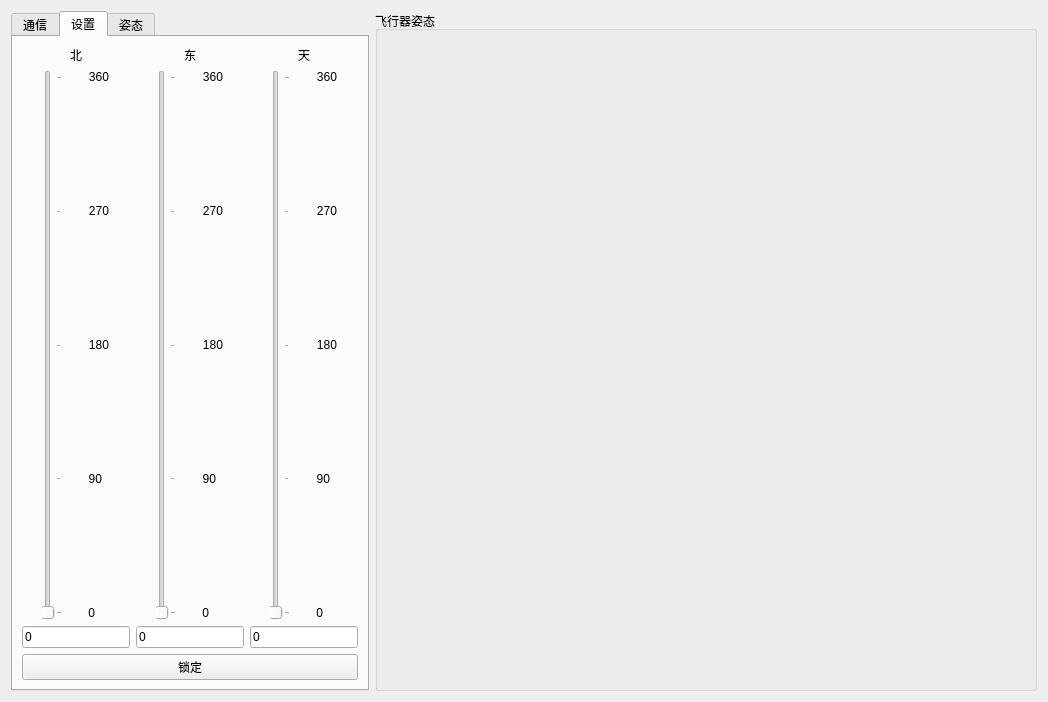
Before: the Qt Designer form pc/fc_window.ui in wwkkww1983/flyer, drawn with Qt 5.
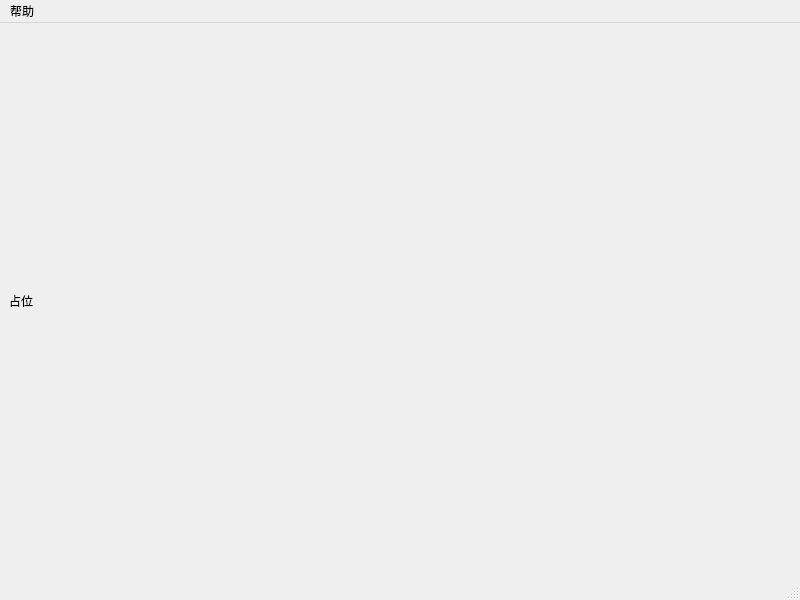
After: the same form once the commit is applied. The open tabs and pages were chosen to show the change.

Patch:
```diff
--- a/pc/fc_window.ui
+++ b/pc/fc_window.ui
@@ -1,1089 +1,46 @@
 <?xml version="1.0" encoding="UTF-8"?>
 <ui version="4.0">
- <class>Form</class>
- <widget class="QWidget" name="Form">
+ <class>mainWindow</class>
+ <widget class="QMainWindow" name="mainWindow">
   <property name="geometry">
    <rect>
     <x>0</x>
     <y>0</y>
-    <width>1048</width>
-    <height>702</height>
+    <width>800</width>
+    <height>600</height>
    </rect>
   </property>
   <property name="windowTitle">
    <string>Form</string>
   </property>
-  <layout class="QHBoxLayout" name="horizontalLayout_20">
-   <item>
-    <widget class="QTabWidget" name="tabWidget">
-     <property name="sizePolicy">
-      <sizepolicy hsizetype="Preferred" vsizetype="Expanding">
-       <horstretch>0</horstretch>
-       <verstretch>0</verstretch>
-      </sizepolicy>
-     </property>
-     <property name="minimumSize">
-      <size>
-       <width>200</width>
-       <height>0</height>
-      </size>
-     </property>
-     <property name="currentIndex">
-      <number>1</number>
-     </property>
-     <widget class="QWidget" name="comTab">
-      <attribute name="title">
-       <string>通信</string>
-      </attribute>
-      <layout class="QVBoxLayout" name="verticalLayout_8">
-       <item>
-        <layout class="QHBoxLayout" name="horizontalLayout_13">
-         <item>
-          <widget class="QLabel" name="label">
-           <property name="text">
-            <string>类型</string>
-           </property>
-          </widget>
-         </item>
-         <item>
-          <widget class="QComboBox" name="typeComboBox">
-           <property name="sizePolicy">
-            <sizepolicy hsizetype="Expanding" vsizetype="Fixed">
-             <horstretch>0</horstretch>
-             <verstretch>0</verstretch>
-            </sizepolicy>
-           </property>
-          </widget>
-         </item>
-        </layout>
-       </item>
-       <item>
-        <widget class="QGroupBox" name="paraGroupBox">
-         <property name="sizePolicy">
-          <sizepolicy hsizetype="Preferred" vsizetype="Preferred">
-           <horstretch>0</horstretch>
-           <verstretch>0</verstretch>
-          </sizepolicy>
-         </property>
-         <property name="title">
-          <string>模拟参数</string>
-         </property>
-         <layout class="QHBoxLayout" name="horizontalLayout">
-          <item>
-           <widget class="QLabel" name="label_9">
-            <property name="text">
-             <string>间隔</string>
-            </property>
-           </widget>
-          </item>
-          <item>
-           <widget class="QLineEdit" name="simIntervalLineEdit">
-            <property name="text">
-             <string>1000</string>
-            </property>
-            <property name="alignment">
-             <set>Qt::AlignRight|Qt::AlignTrailing|Qt::AlignVCenter</set>
-            </property>
-           </widget>
-          </item>
-          <item>
-           <widget class="QLabel" name="label_10">
-            <property name="text">
-             <string>ms</string>
-            </property>
-           </widget>
-          </item>
-         </layout>
-        </widget>
-       </item>
-       <item>
-        <widget class="QGroupBox" name="paraGroupBox_2">
-         <property name="sizePolicy">
-          <sizepolicy hsizetype="Preferred" vsizetype="Expanding">
-           <horstretch>0</horstretch>
-           <verstretch>0</verstretch>
-          </sizepolicy>
-         </property>
-         <property name="title">
-          <string>串口参数</string>
-         </property>
-         <layout class="QVBoxLayout" name="verticalLayout">
-          <item>
-           <layout class="QHBoxLayout" name="horizontalLayout_2">
-            <item>
-             <widget class="QLabel" name="label_11">
-              <property name="text">
-               <string>串口号</string>
-              </property>
-             </widget>
-            </item>
-            <item>
-             <widget class="QComboBox" name="comPortComboBox">
-              <property name="enabled">
-               <bool>false</bool>
-              </property>
-              <property name="sizePolicy">
-               <sizepolicy hsizetype="Expanding" vsizetype="Fixed">
-                <horstretch>0</horstretch>
-                <verstretch>0</verstretch>
-               </sizepolicy>
-              </property>
-             </widget>
-            </item>
-           </layout>
-          </item>
-          <item>
-           <layout class="QHBoxLayout" name="horizontalLayout_10">
-            <item>
-             <widget class="QLabel" name="label_12">
-              <property name="text">
-               <string>波特率</string>
-              </property>
-             </widget>
-            </item>
-            <item>
-             <widget class="QLineEdit" name="buardrateLineEdit">
-              <property name="enabled">
-               <bool>false</bool>
-              </property>
-             </widget>
-            </item>
-           </layout>
-          </item>
-         </layout>
-        </widget>
-       </item>
-       <item>
-        <widget class="QGroupBox" name="paraGroupBox_3">
-         <property name="sizePolicy">
-          <sizepolicy hsizetype="Preferred" vsizetype="Expanding">
-           <horstretch>0</horstretch>
-           <verstretch>0</verstretch>
-          </sizepolicy>
-         </property>
-         <property name="title">
-          <string>网络参数</string>
-         </property>
-         <layout class="QVBoxLayout" name="verticalLayout_7">
-          <item>
-           <widget class="QTabWidget" name="tabWidget_2">
-            <property name="enabled">
-             <bool>false</bool>
-            </property>
-            <property name="currentIndex">
-             <number>0</number>
-            </property>
-            <widget class="QWidget" name="tab">
-             <attribute name="title">
-              <string>有线</string>
-             </attribute>
-             <layout class="QHBoxLayout" name="horizontalLayout_14">
-              <item>
-               <widget class="QLabel" name="label_13">
-                <property name="text">
-                 <string>IP</string>
-                </property>
-               </widget>
-              </item>
-              <item>
-               <widget class="QLineEdit" name="ipLineEdit">
-                <property name="enabled">
-                 <bool>false</bool>
-                </property>
-                <property name="minimumSize">
-                 <size>
-                  <width>100</width>
-                  <height>0</height>
-                 </size>
-                </property>
-                <property name="text">
-                 <string>192.192.192.192</string>
-                </property>
-               </widget>
-              </item>
-             </layout>
-            </widget>
-            <widget class="QWidget" name="tab_2">
-             <attribute name="title">
-              <string>无线</string>
-             </attribute>
-             <layout class="QVBoxLayout" name="verticalLayout_6">
-              <item>
-               <layout class="QHBoxLayout" name="horizontalLayout_11">
-                <item>
-                 <widget class="QLabel" name="label_14">
-                  <property name="text">
-                   <string>SSID</string>
-                  </property>
-                 </widget>
-                </item>
-                <item>
-                 <widget class="QLineEdit" name="ssidLineEdit">
-                  <property name="enabled">
-                   <bool>false</bool>
-                  </property>
-                 </widget>
-                </item>
-               </layout>
-              </item>
-              <item>
-               <layout class="QHBoxLayout" name="horizontalLayout_12">
-                <item>
-                 <widget class="QLabel" name="label_15">
-                  <property name="text">
-                   <string>密码</string>
-                  </property>
-                 </widget>
-                </item>
-                <item>
-                 <widget class="QLineEdit" name="passwordLineEdit">
-                  <property name="enabled">
-                   <bool>false</bool>
-                  </property>
-                 </widget>
-                </item>
-               </layout>
-              </item>
-             </layout>
-            </widget>
-           </widget>
-          </item>
-         </layout>
-        </widget>
-       </item>
-       <item>
-        <widget class="QGroupBox" name="groupBox_4">
-         <property name="title">
-          <string>USB参数</string>
-         </property>
-         <layout class="QHBoxLayout" name="horizontalLayout_16">
-          <item>
-           <widget class="QLabel" name="label_16">
-            <property name="text">
-             <string>设备名</string>
-            </property>
-           </widget>
-          </item>
-          <item>
-           <widget class="QComboBox" name="usbNameComboBox">
-            <property name="enabled">
-             <bool>false</bool>
-            </property>
-            <property name="sizePolicy">
-             <sizepolicy hsizetype="Expanding" vsizetype="Fixed">
-              <horstretch>0</horstretch>
-              <verstretch>0</verstretch>
-             </sizepolicy>
-            </property>
-           </widget>
-          </item>
-         </layout>
-        </widget>
-       </item>
-       <item>
-        <spacer name="verticalSpacer_3">
-         <property name="orientation">
-          <enum>Qt::Vertical</enum>
-         </property>
-         <property name="sizeHint" stdset="0">
-          <size>
-           <width>20</width>
-           <height>101</height>
-          </size>
-         </property>
-        </spacer>
-       </item>
-       <item>
-        <widget class="QPushButton" name="ctrlpushButton">
-         <property name="enabled">
-          <bool>true</bool>
-         </property>
-         <property name="text">
-          <string>开始</string>
-         </property>
-        </widget>
-       </item>
-      </layout>
+  <widget class="QWidget" name="centralwidget">
+   <layout class="QVBoxLayout" name="verticalLayout">
+    <item>
+     <widget class="QLabel" name="label">
+      <property name="text">
+       <string>占位</string>
+      </property>
      </widget>
-     <widget class="QWidget" name="ctrlTab">
-      <attribute name="title">
-       <string>设置</string>
-      </attribute>
-      <layout class="QVBoxLayout" name="verticalLayout_13">
-       <item>
-        <layout class="QHBoxLayout" name="horizontalLayout_19">
-         <item>
-          <layout class="QVBoxLayout" name="verticalLayout_5">
-           <item>
-            <widget class="QLabel" name="label_29">
-             <property name="text">
-              <string>北</string>
-             </property>
-             <property name="alignment">
-              <set>Qt::AlignCenter</set>
-             </property>
-            </widget>
-           </item>
-           <item>
-            <layout class="QHBoxLayout" name="horizontalLayout_15">
-             <item>
-              <widget class="QSlider" name="xSlider">
-               <property name="maximum">
-                <number>360</number>
-               </property>
-               <property name="orientation">
-                <enum>Qt::Vertical</enum>
-               </property>
-               <property name="tickPosition">
-                <enum>QSlider::TicksBelow</enum>
-               </property>
-               <property name="tickInterval">
-                <number>90</number>
-               </property>
-              </widget>
-             </item>
-             <item>
-              <layout class="QVBoxLayout" name="verticalLayout_4">
-               <item>
-                <widget class="QLabel" name="label_38">
-                 <property name="sizePolicy">
-                  <sizepolicy hsizetype="Fixed" vsizetype="Preferred">
-                   <horstretch>0</horstretch>
-                   <verstretch>0</verstretch>
-                  </sizepolicy>
-                 </property>
-                 <property name="text">
-                  <string>360</string>
-                 </property>
-                 <property name="alignment">
-                  <set>Qt::AlignRight|Qt::AlignTrailing|Qt::AlignVCenter</set>
-                 </property>
-                </widget>
-               </item>
-               <item>
-                <spacer name="verticalSpacer_5">
-                 <property name="orientation">
-                  <enum>Qt::Vertical</enum>
-                 </property>
-                 <property name="sizeHint" stdset="0">
-                  <size>
-                   <width>20</width>
-                   <height>18</height>
-                  </size>
-                 </property>
-                </spacer>
-               </item>
-               <item>
-                <widget class="QLabel" name="label_39">
-                 <property name="sizePolicy">
-                  <sizepolicy hsizetype="Fixed" vsizetype="Preferred">
-                   <horstretch>0</horstretch>
-                   <verstretch>0</verstretch>
-                  </sizepolicy>
-                 </property>
-                 <property name="text">
-                  <string>270</string>
-                 </property>
-                 <property name="alignment">
-                  <set>Qt::AlignRight|Qt::AlignTrailing|Qt::AlignVCenter</set>
-                 </property>
-                </widget>
-               </item>
-               <item>
-                <spacer name="verticalSpacer_4">
-                 <property name="orientation">
-                  <enum>Qt::Vertical</enum>
-                 </property>
-                 <property name="sizeHint" stdset="0">
-                  <size>
-                   <width>20</width>
-                   <height>18</height>
-                  </size>
-                 </property>
-                </spacer>
-               </item>
-               <item>
-                <widget class="QLabel" name="label_40">
-                 <property name="sizePolicy">
-                  <sizepolicy hsizetype="Fixed" vsizetype="Preferred">
-                   <horstretch>0</horstretch>
-                   <verstretch>0</verstretch>
-                  </sizepolicy>
-                 </property>
-                 <property name="text">
-                  <string>180</string>
-                 </property>
-                 <property name="alignment">
-                  <set>Qt::AlignRight|Qt::AlignTrailing|Qt::AlignVCenter</set>
-                 </property>
-                </widget>
-               </item>
-               <item>
-                <spacer name="verticalSpacer_2">
-                 <property name="orientation">
-                  <enum>Qt::Vertical</enum>
-                 </property>
-                 <property name="sizeHint" stdset="0">
-                  <size>
-                   <width>20</width>
-                   <height>18</height>
-                  </size>
-                 </property>
-                </spacer>
-               </item>
-               <item>
-                <widget class="QLabel" name="label_41">
-                 <property name="sizePolicy">
-                  <sizepolicy hsizetype="Fixed" vsizetype="Preferred">
-                   <horstretch>0</horstretch>
-                   <verstretch>0</verstretch>
-                  </sizepolicy>
-                 </property>
-                 <property name="text">
-                  <string>90</string>
-                 </property>
-                 <property name="alignment">
-                  <set>Qt::AlignRight|Qt::AlignTrailing|Qt::AlignVCenter</set>
-                 </property>
-                </widget>
-               </item>
-               <item>
-                <spacer name="verticalSpacer">
-                 <property name="orientation">
-                  <enum>Qt::Vertical</enum>
-                 </property>
-                 <property name="sizeHint" stdset="0">
-                  <size>
-                   <width>20</width>
-                   <height>18</height>
-                  </size>
-                 </property>
-                </spacer>
-               </item>
-               <item>
-                <widget class="QLabel" name="label_42">
-                 <property name="sizePolicy">
-                  <sizepolicy hsizetype="Fixed" vsizetype="Preferred">
-                   <horstretch>0</horstretch>
-                   <verstretch>0</verstretch>
-                  </sizepolicy>
-                 </property>
-                 <property name="text">
-                  <string>0</string>
-                 </property>
-                 <property name="alignment">
-                  <set>Qt::AlignRight|Qt::AlignTrailing|Qt::AlignVCenter</set>
-                 </property>
-                </widget>
-               </item>
-              </layout>
-             </item>
-            </layout>
-           </item>
-           <item>
-            <widget class="QLineEdit" name="xLineEdit">
-             <property name="minimumSize">
-              <size>
-               <width>30</width>
-               <height>0</height>
-              </size>
-             </property>
-             <property name="text">
-              <string>0</string>
-             </property>
-            </widget>
-           </item>
-          </layout>
-         </item>
-         <item>
-          <layout class="QVBoxLayout" name="verticalLayout_9">
-           <item>
-            <widget class="QLabel" name="label_30">
-             <property name="text">
-              <string>东</string>
-             </property>
-             <property name="alignment">
-              <set>Qt::AlignCenter</set>
-             </property>
-            </widget>
-           </item>
-           <item>
-            <layout class="QHBoxLayout" name="horizontalLayout_17">
-             <item>
-              <widget class="QSlider" name="ySlider">
-               <property name="maximum">
-                <number>360</number>
-               </property>
-               <property name="orientation">
-                <enum>Qt::Vertical</enum>
-               </property>
-               <property name="tickPosition">
-                <enum>QSlider::TicksBelow</enum>
-               </property>
-               <property name="tickInterval">
-                <number>90</number>
-               </property>
-              </widget>
-             </item>
-             <item>
-              <layout class="QVBoxLayout" name="verticalLayout_10">
-               <item>
-                <widget class="QLabel" name="label_43">
-                 <property name="sizePolicy">
-                  <sizepolicy hsizetype="Fixed" vsizetype="Preferred">
-                   <horstretch>0</horstretch>
-                   <verstretch>0</verstretch>
-                  </sizepolicy>
-                 </property>
-                 <property name="text">
-                  <string>360</string>
-                 </property>
-                 <property name="alignment">
-                  <set>Qt::AlignRight|Qt::AlignTrailing|Qt::AlignVCenter</set>
-                 </property>
-                </widget>
-               </item>
-               <item>
-                <spacer name="verticalSpacer_6">
-                 <property name="orientation">
-                  <enum>Qt::Vertical</enum>
-                 </property>
-                 <property name="sizeHint" stdset="0">
-                  <size>
-                   <width>20</width>
-                   <height>18</height>
-                  </size>
-                 </property>
-                </spacer>
-               </item>
-               <item>
-                <widget class="QLabel" name="label_44">
-                 <property name="sizePolicy">
-                  <sizepolicy hsizetype="Fixed" vsizetype="Preferred">
-                   <horstretch>0</horstretch>
-                   <verstretch>0</verstretch>
-                  </sizepolicy>
-                 </property>
-                 <property name="text">
-                  <string>270</string>
-                 </property>
-                 <property name="alignment">
-                  <set>Qt::AlignRight|Qt::AlignTrailing|Qt::AlignVCenter</set>
-                 </property>
-                </widget>
-               </item>
-               <item>
-                <spacer name="verticalSpacer_7">
-                 <property name="orientation">
-                  <enum>Qt::Vertical</enum>
-                 </property>
-                 <property name="sizeHint" stdset="0">
-                  <size>
-                   <width>20</width>
-                   <height>18</height>
-                  </size>
-                 </property>
-                </spacer>
-               </item>
-               <item>
-                <widget class="QLabel" name="label_45">
-                 <property name="sizePolicy">
-                  <sizepolicy hsizetype="Fixed" vsizetype="Preferred">
-                   <horstretch>0</horstretch>
-                   <verstretch>0</verstretch>
-                  </sizepolicy>
-                 </property>
-                 <property name="text">
-                  <string>180</string>
-                 </property>
-                 <property name="alignment">
-                  <set>Qt::AlignRight|Qt::AlignTrailing|Qt::AlignVCenter</set>
-                 </property>
-                </widget>
-               </item>
-               <item>
-                <spacer name="verticalSpacer_8">
-                 <property name="orientation">
-                  <enum>Qt::Vertical</enum>
-                 </property>
-                 <property name="sizeHint" stdset="0">
-                  <size>
-                   <width>20</width>
-                   <height>18</height>
-                  </size>
-                 </property>
-                </spacer>
-               </item>
-               <item>
-                <widget class="QLabel" name="label_46">
-                 <property name="sizePolicy">
-                  <sizepolicy hsizetype="Fixed" vsizetype="Preferred">
-                   <horstretch>0</horstretch>
-                   <verstretch>0</verstretch>
-                  </sizepolicy>
-                 </property>
-                 <property name="text">
-                  <string>90</string>
-                 </property>
-                 <property name="alignment">
-                  <set>Qt::AlignRight|Qt::AlignTrailing|Qt::AlignVCenter</set>
-                 </property>
-                </widget>
-               </item>
-               <item>
-                <spacer name="verticalSpacer_9">
-                 <property name="orientation">
-                  <enum>Qt::Vertical</enum>
-                 </property>
-                 <property name="sizeHint" stdset="0">
-                  <size>
-                   <width>20</width>
-                   <height>18</height>
-                  </size>
-                 </property>
-                </spacer>
-               </item>
-               <item>
-                <widget class="QLabel" name="label_47">
-                 <property name="sizePolicy">
-                  <sizepolicy hsizetype="Fixed" vsizetype="Preferred">
-                   <horstretch>0</horstretch>
-                   <verstretch>0</verstretch>
-                  </sizepolicy>
-                 </property>
-                 <property name="text">
-                  <string>0</string>
-                 </property>
-                 <property name="alignment">
-                  <set>Qt::AlignRight|Qt::AlignTrailing|Qt::AlignVCenter</set>
-                 </property>
-                </widget>
-               </item>
-              </layout>
-             </item>
-            </layout>
-           </item>
-           <item>
-            <widget class="QLineEdit" name="yLineEdit">
-             <property name="minimumSize">
-              <size>
-               <width>30</width>
-               <height>0</height>
-              </size>
-             </property>
-             <property name="text">
-              <string>0</string>
-             </property>
-            </widget>
-           </item>
-          </layout>
-         </item>
-         <item>
-          <layout class="QVBoxLayout" name="verticalLayout_11">
-           <item>
-            <widget class="QLabel" name="label_31">
-             <property name="text">
-              <string>天</string>
-             </property>
-             <property name="alignment">
-              <set>Qt::AlignCenter</set>
-             </property>
-            </widget>
-           </item>
-           <item>
-            <layout class="QHBoxLayout" name="horizontalLayout_18">
-             <item>
-              <widget class="QSlider" name="zSlider">
-               <property name="maximum">
-                <number>360</number>
-               </property>
-               <property name="orientation">
-                <enum>Qt::Vertical</enum>
-               </property>
-               <property name="tickPosition">
-                <enum>QSlider::TicksBelow</enum>
-               </property>
-               <property name="tickInterval">
-                <number>90</number>
-               </property>
-              </widget>
-             </item>
-             <item>
-              <layout class="QVBoxLayout" name="verticalLayout_12">
-               <item>
-                <widget class="QLabel" name="label_48">
-                 <property name="sizePolicy">
-                  <sizepolicy hsizetype="Fixed" vsizetype="Preferred">
-                   <horstretch>0</horstretch>
-                   <verstretch>0</verstretch>
-                  </sizepolicy>
-                 </property>
-                 <property name="text">
-                  <string>360</string>
-                 </property>
-                 <property name="alignment">
-                  <set>Qt::AlignRight|Qt::AlignTrailing|Qt::AlignVCenter</set>
-                 </property>
-                </widget>
-               </item>
-               <item>
-                <spacer name="verticalSpacer_10">
-                 <property name="orientation">
-                  <enum>Qt::Vertical</enum>
-                 </property>
-                 <property name="sizeHint" stdset="0">
-                  <size>
-                   <width>20</width>
-                   <height>18</height>
-                  </size>
-                 </property>
-                </spacer>
-               </item>
-               <item>
-                <widget class="QLabel" name="label_49">
-                 <property name="sizePolicy">
-                  <sizepolicy hsizetype="Fixed" vsizetype="Preferred">
-                   <horstretch>0</horstretch>
-                   <verstretch>0</verstretch>
-                  </sizepolicy>
-                 </property>
-                 <property name="text">
-                  <string>270</string>
-                 </property>
-                 <property name="alignment">
-                  <set>Qt::AlignRight|Qt::AlignTrailing|Qt::AlignVCenter</set>
-                 </property>
-                </widget>
-               </item>
-               <item>
-                <spacer name="verticalSpacer_11">
-                 <property name="orientation">
-                  <enum>Qt::Vertical</enum>
-                 </property>
-                 <property name="sizeHint" stdset="0">
-                  <size>
-                   <width>20</width>
-                   <height>18</height>
-                  </size>
-                 </property>
-                </spacer>
-               </item>
-               <item>
-                <widget class="QLabel" name="label_50">
-                 <property name="sizePolicy">
-                  <sizepolicy hsizetype="Fixed" vsizetype="Preferred">
-                   <horstretch>0</horstretch>
-                   <verstretch>0</verstretch>
-                  </sizepolicy>
-                 </property>
-                 <property name="text">
-                  <string>180</string>
-                 </property>
-                 <property name="alignment">
-                  <set>Qt::AlignRight|Qt::AlignTrailing|Qt::AlignVCenter</set>
-                 </property>
-                </widget>
-               </item>
-               <item>
-                <spacer name="verticalSpacer_12">
-                 <property name="orientation">
-                  <enum>Qt::Vertical</enum>
-                 </property>
-                 <property name="sizeHint" stdset="0">
-                  <size>
-                   <width>20</width>
-                   <height>18</height>
-                  </size>
-                 </property>
-                </spacer>
-               </item>
-               <item>
-                <widget class="QLabel" name="label_51">
-                 <property name="sizePolicy">
-                  <sizepolicy hsizetype="Fixed" vsizetype="Preferred">
-                   <horstretch>0</horstretch>
-                   <verstretch>0</verstretch>
-                  </sizepolicy>
-                 </property>
-                 <property name="text">
-                  <string>90</string>
-                 </property>
-                 <property name="alignment">
-                  <set>Qt::AlignRight|Qt::AlignTrailing|Qt::AlignVCenter</set>
-                 </property>
-                </widget>
-               </item>
-               <item>
-                <spacer name="verticalSpacer_13">
-                 <property name="orientation">
-                  <enum>Qt::Vertical</enum>
-                 </property>
-                 <property name="sizeHint" stdset="0">
-                  <size>
-                   <width>20</width>
-                   <height>18</height>
-                  </size>
-                 </property>
-                </spacer>
-               </item>
-               <item>
-                <widget class="QLabel" name="label_52">
-                 <property name="sizePolicy">
-                  <sizepolicy hsizetype="Fixed" vsizetype="Preferred">
-                   <horstretch>0</horstretch>
-                   <verstretch>0</verstretch>
-                  </sizepolicy>
-                 </property>
-                 <property name="text">
-                  <string>0</string>
-                 </property>
-                 <property name="alignment">
-                  <set>Qt::AlignRight|Qt::AlignTrailing|Qt::AlignVCenter</set>
-                 </property>
-                </widget>
-               </item>
-              </layout>
-             </item>
-            </layout>
-           </item>
-           <item>
-            <widget class="QLineEdit" name="zLineEdit">
-             <property name="minimumSize">
-              <size>
-               <width>30</width>
-               <height>0</height>
-              </size>
-             </property>
-             <property name="text">
-              <string>0</string>
-             </property>
-            </widget>
-           </item>
-          </layout>
-         </item>
-        </layout>
-       </item>
-       <item>
-        <widget class="QPushButton" name="lockPushButton">
-         <property name="text">
-          <string>锁定</string>
-         </property>
-        </widget>
-       </item>
-      </layout>
-     </widget>
-     <widget class="QWidget" name="postTab">
-      <attribute name="title">
-       <string>姿态</string>
-      </attribute>
-      <layout class="QVBoxLayout" name="verticalLayout_14">
-       <item>
-        <widget class="QGroupBox" name="groupBox_2">
-         <property name="title">
-          <string>四元数</string>
-         </property>
-         <layout class="QVBoxLayout" name="verticalLayout_2">
-          <item>
-           <layout class="QHBoxLayout" name="horizontalLayout_3">
-            <item>
-             <widget class="QLabel" name="label_2">
-              <property name="text">
-               <string>w</string>
-              </property>
-             </widget>
-            </item>
-            <item>
-             <widget class="QLineEdit" name="lineEdit">
-              <property name="enabled">
-               <bool>true</bool>
-              </property>
-              <property name="readOnly">
-               <bool>true</bool>
-              </property>
-             </widget>
-            </item>
-           </layout>
-          </item>
-          <item>
-           <layout class="QHBoxLayout" name="horizontalLayout_4">
-            <item>
-             <widget class="QLabel" name="label_3">
-              <property name="text">
-               <string>x</string>
-              </property>
-             </widget>
-            </item>
-            <item>
-             <widget class="QLineEdit" name="lineEdit_2">
-              <property name="enabled">
-               <bool>true</bool>
-              </property>
-              <property name="readOnly">
-               <bool>true</bool>
-              </property>
-             </widget>
-            </item>
-           </layout>
-          </item>
-          <item>
-           <layout class="QHBoxLayout" name="horizontalLayout_5">
-            <item>
-             <widget class="QLabel" name="label_4">
-              <property name="text">
-               <string>y</string>
-              </property>
-             </widget>
-            </item>
-            <item>
-             <widget class="QLineEdit" name="lineEdit_3">
-              <property name="enabled">
-               <bool>true</bool>
-              </property>
-              <property name="readOnly">
-               <bool>true</bool>
-              </property>
-             </widget>
-            </item>
-           </layout>
-          </item>
-          <item>
-           <layout class="QHBoxLayout" name="horizontalLayout_6">
-            <item>
-             <widget class="QLabel" name="label_5">
-              <property name="text">
-               <string>z</string>
-              </property>
-             </widget>
-            </item>
-            <item>
-             <widget class="QLineEdit" name="lineEdit_4">
-              <property name="enabled">
-               <bool>true</bool>
-              </property>
-              <property name="sizePolicy">
-               <sizepolicy hsizetype="Expanding" vsizetype="Fixed">
-                <horstretch>0</horstretch>
-                <verstretch>0</verstretch>
-               </sizepolicy>
-              </property>
-              <property name="readOnly">
-               <bool>true</bool>
-              </property>
-             </widget>
-            </item>
-           </layout>
-          </item>
-         </layout>
-        </widget>
-       </item>
-       <item>
-        <widget class="QGroupBox" name="groupBox_3">
-         <property name="sizePolicy">
-          <sizepolicy hsizetype="Preferred" vsizetype="Preferred">
-           <horstretch>0</horstretch>
-           <verstretch>0</verstretch>
-          </sizepolicy>
-         </property>
-         <property name="title">
-          <string>姿态角</string>
-         </property>
-         <layout class="QVBoxLayout" name="verticalLayout_3">
-          <item>
-           <layout class="QHBoxLayout" name="horizontalLayout_7">
-            <item>
-             <widget class="QLabel" name="label_6">
-              <property name="text">
-               <string>偏航角</string>
-              </property>
-             </widget>
-            </item>
-            <item>
-             <widget class="QLineEdit" name="lineEdit_5">
-              <property name="readOnly">
-               <bool>true</bool>
-              </property>
-             </widget>
-            </item>
-           </layout>
-          </item>
-          <item>
-           <layout class="QHBoxLayout" name="horizontalLayout_8">
-            <item>
-             <widget class="QLabel" name="label_7">
-              <property name="text">
-               <string>俯仰角</string>
-              </property>
-             </widget>
-            </item>
-            <item>
-             <widget class="QLineEdit" name="lineEdit_6">
-              <property name="readOnly">
-               <bool>true</bool>
-              </property>
-             </widget>
-            </item>
-           </layout>
-          </item>
-          <item>
-           <layout class="QHBoxLayout" name="horizontalLayout_9">
-            <item>
-             <widget class="QLabel" name="label_8">
-              <property name="text">
-               <string>横滚角</string>
-              </property>
-             </widget>
-            </item>
-            <item>
-             <widget class="QLineEdit" name="lineEdit_7">
-              <property name="readOnly">
-               <bool>true</bool>
-              </property>
-             </widget>
-            </item>
-           </layout>
-          </item>
-         </layout>
-        </widget>
-       </item>
-       <item>
-        <widget class="QPlainTextEdit" name="plainTextEdit">
-         <property name="sizePolicy">
-          <sizepolicy hsizetype="Preferred" vsizetype="Expanding">
-           <horstretch>0</horstretch>
-           <verstretch>0</verstretch>
-          </sizepolicy>
-         </property>
-         <property name="readOnly">
-          <bool>true</bool>
-         </property>
-        </widget>
-       </item>
-      </layout>
-     </widget>
-    </widget>
-   </item>
-   <item>
-    <widget class="QGroupBox" name="flyerGroupBox">
-     <property name="sizePolicy">
-      <sizepolicy hsizetype="Expanding" vsizetype="Preferred">
-       <horstretch>0</horstretch>
-       <verstretch>0</verstretch>
-      </sizepolicy>
-     </property>
-     <property name="minimumSize">
-      <size>
-       <width>0</width>
-       <height>0</height>
-      </size>
-     </property>
-     <property name="title">
-      <string>飞行器姿态</string>
-     </property>
-    </widget>
-   </item>
-  </layout>
-  <zorder>flyerGroupBox</zorder>
-  <zorder>tabWidget</zorder>
+    </item>
+   </layout>
+  </widget>
+  <widget class="QMenuBar" name="menubar">
+   <property name="geometry">
+    <rect>
+     <x>0</x>
+     <y>0</y>
+     <width>800</width>
+     <height>23</height>
+    </rect>
+   </property>
+   <widget class="QMenu" name="menu">
+    <property name="title">
+     <string>帮助</string>
+    </property>
+   </widget>
+   <addaction name="menu"/>
+  </widget>
+  <widget class="QStatusBar" name="statusbar"/>
  </widget>
  <resources/>
  <connections/>
```
Left out of the diff: 2 changed lines with no effect on the pictures.
